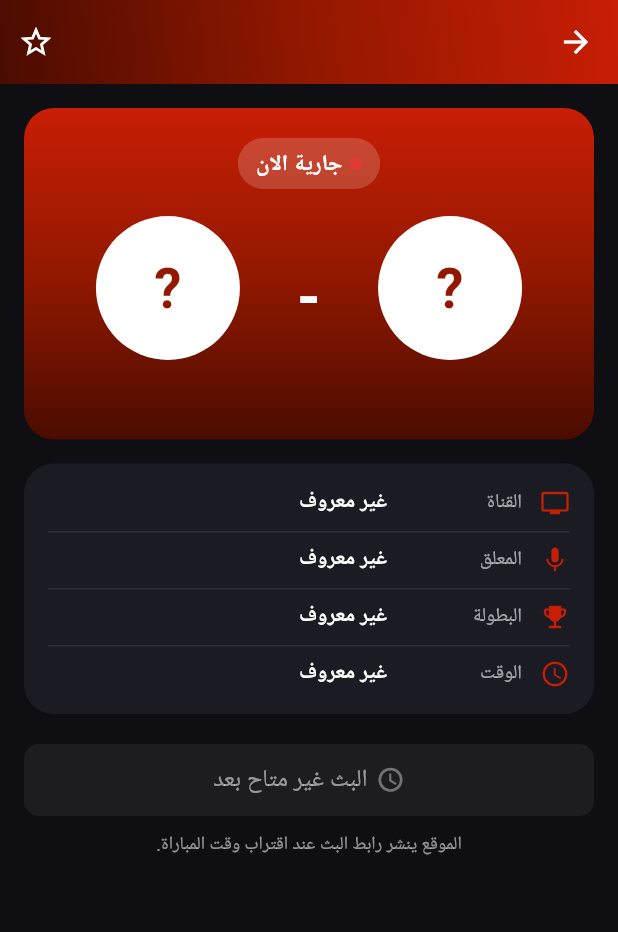
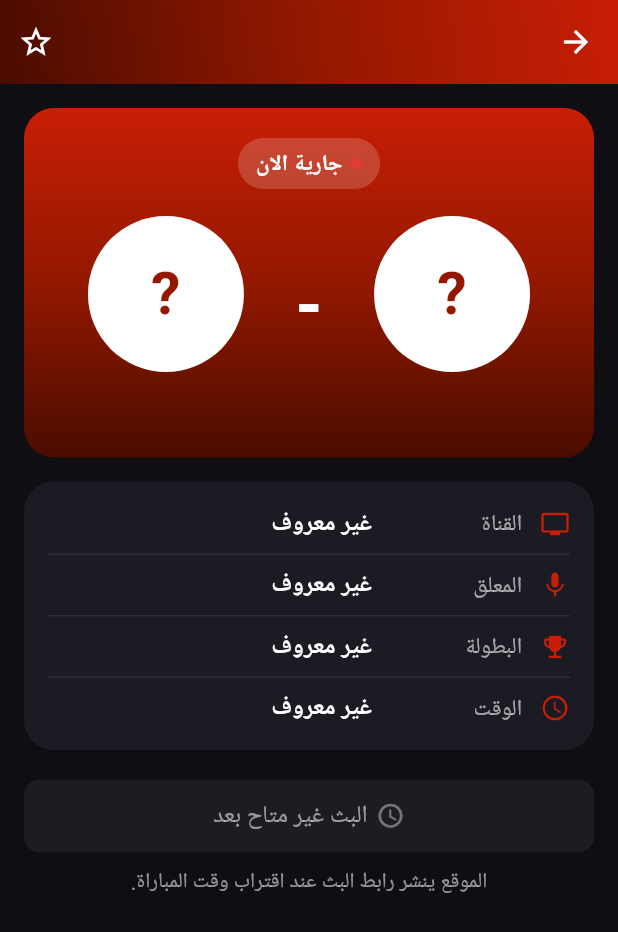
Before and after one commit to SyedAthar101/yalla-shoot, a Flutter app: the MatchDetailScreen screen opened directly with empty values, on a phone screen of 412 x 824 dp. Shown: the top 932 px of the screen. Run offline on Flutter 3.47's test engine with Material 3 defaults, Android fonts, the phone set to English and light mode, and no system bars; our stand-ins replace shared_preferences, webview_flutter; accounts and stored records are empty; network calls fail.

Commit message:
Yalla Shoot v1.2.0: centered Today tab, local time + countdown, bigger fonts

```diff
--- a/lib/screens/match_detail_screen.dart
+++ b/lib/screens/match_detail_screen.dart
@@ -20,13 +20,13 @@ class MatchDetailScreen extends StatelessWidget {
     return Expanded(
       child: Column(
         children: [
-          TeamLogo(url: logo, name: name, size: 96),
+          TeamLogo(url: logo, name: name, size: 104),
           const SizedBox(height: 10),
           Text(
             name,
             textAlign: TextAlign.center,
             style: const TextStyle(
-                fontSize: 16,
+                fontSize: 19,
                 fontWeight: FontWeight.bold,
                 color: Colors.white),
           ),
@@ -43,11 +43,11 @@ class MatchDetailScreen extends StatelessWidget {
           Icon(icon, size: 20, color: AppColors.redBright),
           const SizedBox(width: 12),
           SizedBox(
-            width: 90,
+            width: 100,
             child: Text(
               label,
               style: TextStyle(
-                  color: Colors.white.withOpacity(0.6), fontSize: 13),
+                  color: Colors.white.withOpacity(0.6), fontSize: 15),
             ),
           ),
           Expanded(
@@ -55,7 +55,7 @@ class MatchDetailScreen extends StatelessWidget {
               value.isEmpty ? 'غير معروف' : value,
               style: const TextStyle(
                   color: Colors.white,
-                  fontSize: 14,
+                  fontSize: 16,
                   fontWeight: FontWeight.w600),
             ),
           ),
@@ -69,6 +69,10 @@ class MatchDetailScreen extends StatelessWidget {
     final live = match.status == MatchStatus.live;
     final showScore =
         live || match.status == MatchStatus.finished;
+    final upcoming = match.status == MatchStatus.upcoming;
+    final kickoff = match.kickoffLocal;
+    final showCountdown =
+        upcoming && kickoff != null && kickoff.isAfter(DateTime.now());
     final pillLabel = match.statusText.isNotEmpty
         ? match.statusText
         : MatchStatusLabel.label(match);
@@ -84,7 +88,7 @@ class MatchDetailScreen extends StatelessWidget {
         ),
         title: Text(
           match.league,
-          style: const TextStyle(fontSize: 15, fontWeight: FontWeight.bold),
+          style: const TextStyle(fontSize: 18, fontWeight: FontWeight.bold),
         ),
         actions: [
           IconButton(
@@ -125,17 +129,22 @@ class MatchDetailScreen extends StatelessWidget {
                         child: Column(
                           children: [
                             Text(
-                              showScore ? match.scoreText : match.time,
+                              showScore
+                                  ? match.scoreText
+                                  : match.localTimeText,
                               style: TextStyle(
-                                fontSize: showScore ? 40 : 18,
+                                fontSize: showScore ? 46 : 22,
                                 fontWeight: FontWeight.bold,
                                 color: Colors.white,
                               ),
                             ),
                             const SizedBox(height: 4),
                             Text(
-                              showScore ? match.time : 'بتوقيت القاهرة',
+                              showScore
+                                  ? match.localTimeText
+                                  : 'بتوقيتك المحلي',
                               style: TextStyle(
+                                  fontSize: 15,
                                   color:
                                       Colors.white.withOpacity(0.75)),
                             ),
@@ -145,6 +154,19 @@ class MatchDetailScreen extends StatelessWidget {
                       _team(match.awayLogo, match.awayTeam),
                     ],
                   ),
+                  if (showCountdown) ...[
+                    const SizedBox(height: 16),
+                    Center(
+                      child: KickoffCountdown(
+                        kickoffLocal: kickoff,
+                        style: const TextStyle(
+                          fontSize: 20,
+                          fontWeight: FontWeight.bold,
+                          color: AppColors.gold,
+                        ),
+                      ),
+                    ),
+                  ],
                 ],
               ),
             ),
@@ -165,7 +187,7 @@ class MatchDetailScreen extends StatelessWidget {
                   Divider(height: 1, color: Colors.white.withOpacity(0.08)),
                   _infoRow(Icons.emoji_events, 'البطولة', match.league),
                   Divider(height: 1, color: Colors.white.withOpacity(0.08)),
-                  _infoRow(Icons.access_time, 'الوقت', match.time),
+                  _infoRow(Icons.access_time, 'الوقت', match.localTimeText),
                 ],
               ),
             ),
@@ -190,7 +212,7 @@ class MatchDetailScreen extends StatelessWidget {
                 'الموقع ينشر رابط البث عند اقتراب وقت المباراة.',
                 textAlign: TextAlign.center,
                 style: TextStyle(
-                    color: Colors.white.withOpacity(0.55), fontSize: 12),
+                    color: Colors.white.withOpacity(0.55), fontSize: 14),
               ),
             ],
           ],
```
